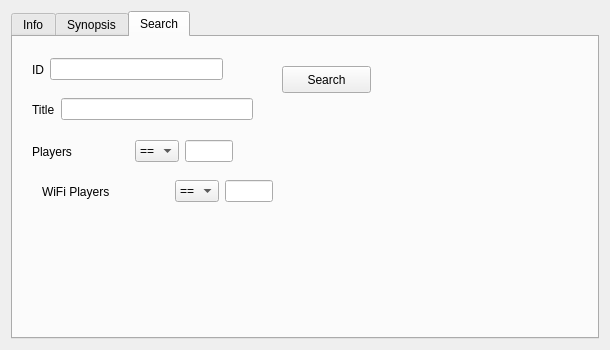
First picture: the form in wiitdbwindow.ui, repository giantpune/qtwitgui, before the edit.
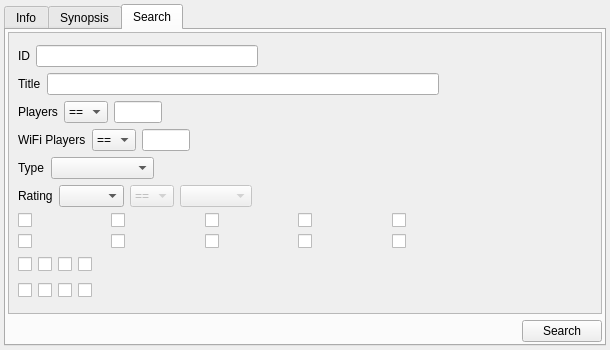
Second picture: the form after the edit. Icons and pictures are not drawn.

Commit message: * wiitdbWindow -> adding accessory, type, rating stuff to the search. * accessories are tristate.  1/2 checked means to search if a game supports that and full checked means search for games that require it * rating filter probably isnt perfect yet

```diff
--- a/wiitdbwindow.ui
+++ b/wiitdbwindow.ui
@@ -20,6 +20,9 @@
    <string>WiiTDB</string>
   </property>
   <layout class="QGridLayout" name="gridLayout">
+   <property name="margin">
+    <number>4</number>
+   </property>
    <item row="0" column="0">
     <widget class="QTabWidget" name="tabWidget">
      <property name="currentIndex">
@@ -674,21 +677,66 @@
        <string>Search</string>
       </attribute>
       <layout class="QGridLayout" name="gridLayout_4">
+       <property name="margin">
+        <number>2</number>
+       </property>
        <item row="0" column="0">
         <widget class="QStackedWidget" name="stackedWidget">
          <property name="currentIndex">
           <number>0</number>
          </property>
          <widget class="QWidget" name="page">
-          <widget class="QWidget" name="">
+          <layout class="QGridLayout" name="gridLayout_6">
+           <property name="margin">
+            <number>0</number>
+           </property>
+           <property name="horizontalSpacing">
+            <number>6</number>
+           </property>
+           <item row="1" column="0">
+            <layout class="QHBoxLayout" name="horizontalLayout_10">
+             <item>
+              <spacer name="horizontalSpacer_8">
+               <property name="orientation">
+                <enum>Qt::Horizontal</enum>
+               </property>
+               <property name="sizeHint" stdset="0">
+                <size>
+                 <width>40</width>
+                 <height>20</height>
+                </size>
+               </property>
+              </spacer>
+             </item>
+             <item>
+              <widget class="QPushButton" name="pushButton_search">
+               <property name="text">
+                <string>Search</string>
+               </property>
+              </widget>
+             </item>
+            </layout>
+           </item>
+           <item row="0" column="0">
+            <widget class="QScrollArea" name="scrollArea">
+             <property name="widgetResizable">
+              <bool>true</bool>
+             </property>
+             <widget class="QWidget" name="scrollAreaWidgetContents">
            <property name="geometry">
             <rect>
-             <x>10</x>
-             <y>10</y>
-             <width>191</width>
-             <height>27</height>
-            </rect>
-           </property>
+                <x>0</x>
+                <y>0</y>
+                <width>572</width>
+                <height>536</height>
+               </rect>
+              </property>
+              <layout class="QGridLayout" name="gridLayout_7">
+               <item row="0" column="0">
+                <layout class="QVBoxLayout" name="verticalLayout_5">
+                 <item>
+                  <layout class="QVBoxLayout" name="verticalLayout_3">
+                   <item>
            <layout class="QHBoxLayout" name="horizontalLayout_3">
             <item>
              <widget class="QLabel" name="label_id_2">
@@ -704,30 +752,22 @@
               </property>
              </widget>
             </item>
-           </layout>
-          </widget>
-          <widget class="QPushButton" name="pushButton_search">
-           <property name="geometry">
-            <rect>
-             <x>260</x>
-             <y>20</y>
-             <width>89</width>
-             <height>27</height>
-            </rect>
-           </property>
-           <property name="text">
-            <string>Search</string>
-           </property>
-          </widget>
-          <widget class="QWidget" name="">
-           <property name="geometry">
-            <rect>
-             <x>10</x>
-             <y>50</y>
-             <width>221</width>
-             <height>27</height>
-            </rect>
-           </property>
+                     <item>
+                      <spacer name="horizontalSpacer_9">
+                       <property name="orientation">
+                        <enum>Qt::Horizontal</enum>
+                       </property>
+                       <property name="sizeHint" stdset="0">
+                        <size>
+                         <width>40</width>
+                         <height>20</height>
+                        </size>
+                       </property>
+                      </spacer>
+                     </item>
+                    </layout>
+                   </item>
+                   <item>
            <layout class="QHBoxLayout" name="horizontalLayout_5">
             <item>
              <widget class="QLabel" name="label_searchTitle">
@@ -737,19 +777,31 @@
              </widget>
             </item>
             <item>
-             <widget class="QLineEdit" name="lineEdit_searchTitle"/>
-            </item>
-           </layout>
-          </widget>
-          <widget class="QWidget" name="">
-           <property name="geometry">
-            <rect>
-             <x>10</x>
-             <y>90</y>
-             <width>201</width>
-             <height>31</height>
-            </rect>
-           </property>
+                      <widget class="QLineEdit" name="lineEdit_searchTitle">
+                       <property name="minimumSize">
+                        <size>
+                         <width>392</width>
+                         <height>0</height>
+                        </size>
+                       </property>
+                      </widget>
+                     </item>
+                     <item>
+                      <spacer name="horizontalSpacer_10">
+                       <property name="orientation">
+                        <enum>Qt::Horizontal</enum>
+                       </property>
+                       <property name="sizeHint" stdset="0">
+                        <size>
+                         <width>40</width>
+                         <height>20</height>
+                        </size>
+                       </property>
+                      </spacer>
+                     </item>
+                    </layout>
+                   </item>
+                   <item>
            <layout class="QHBoxLayout" name="horizontalLayout_6">
             <item>
              <widget class="QLabel" name="label_searchPlayers">
@@ -758,19 +810,6 @@
               </property>
              </widget>
             </item>
-            <item>
-             <spacer name="horizontalSpacer_4">
-              <property name="orientation">
-               <enum>Qt::Horizontal</enum>
-              </property>
-              <property name="sizeHint" stdset="0">
-               <size>
-                <width>40</width>
-                <height>20</height>
-               </size>
-              </property>
-             </spacer>
-            </item>
             <item>
              <widget class="QComboBox" name="comboBox_searchPlayers">
               <property name="currentIndex">
@@ -824,17 +863,22 @@
               </property>
              </widget>
             </item>
-           </layout>
-          </widget>
-          <widget class="QWidget" name="">
-           <property name="geometry">
-            <rect>
-             <x>20</x>
-             <y>130</y>
-             <width>231</width>
-             <height>31</height>
-            </rect>
-           </property>
+                     <item>
+                      <spacer name="horizontalSpacer_4">
+                       <property name="orientation">
+                        <enum>Qt::Horizontal</enum>
+                       </property>
+                       <property name="sizeHint" stdset="0">
+                        <size>
+                         <width>40</width>
+                         <height>20</height>
+                        </size>
+                       </property>
+                      </spacer>
+                     </item>
+                    </layout>
+                   </item>
+                   <item>
            <layout class="QHBoxLayout" name="horizontalLayout_7">
             <item>
              <widget class="QLabel" name="label_searchWifiPlayers">
@@ -843,19 +887,6 @@
               </property>
              </widget>
             </item>
-            <item>
-             <spacer name="horizontalSpacer_5">
-              <property name="orientation">
-               <enum>Qt::Horizontal</enum>
-              </property>
-              <property name="sizeHint" stdset="0">
-               <size>
-                <width>40</width>
-                <height>20</height>
-               </size>
-              </property>
-             </spacer>
-            </item>
             <item>
              <widget class="QComboBox" name="comboBox_searchWiFiPlayers">
               <property name="currentIndex">
@@ -909,8 +940,701 @@
               </property>
              </widget>
             </item>
-           </layout>
-          </widget>
+                     <item>
+                      <spacer name="horizontalSpacer_5">
+                       <property name="orientation">
+                        <enum>Qt::Horizontal</enum>
+                       </property>
+                       <property name="sizeHint" stdset="0">
+                        <size>
+                         <width>40</width>
+                         <height>20</height>
+                        </size>
+                       </property>
+                      </spacer>
+                     </item>
+                    </layout>
+                   </item>
+                   <item>
+                    <layout class="QHBoxLayout" name="horizontalLayout_9">
+                     <item>
+                      <widget class="QLabel" name="label_searchType">
+                       <property name="text">
+                        <string>Type</string>
+                       </property>
+                      </widget>
+                     </item>
+                     <item>
+                      <widget class="QComboBox" name="comboBox_searchType">
+                       <item>
+                        <property name="text">
+                         <string notr="true"/>
+                        </property>
+                       </item>
+                       <item>
+                        <property name="text">
+                         <string notr="true">WiiWare</string>
+                        </property>
+                       </item>
+                       <item>
+                        <property name="text">
+                         <string notr="true">Gamecube</string>
+                        </property>
+                       </item>
+                       <item>
+                        <property name="text">
+                         <string notr="true">VC-NES</string>
+                        </property>
+                       </item>
+                       <item>
+                        <property name="text">
+                         <string notr="true">VC-SNES</string>
+                        </property>
+                       </item>
+                       <item>
+                        <property name="text">
+                         <string notr="true">VC-N64</string>
+                        </property>
+                       </item>
+                       <item>
+                        <property name="text">
+                         <string notr="true">VC-SMS</string>
+                        </property>
+                       </item>
+                       <item>
+                        <property name="text">
+                         <string notr="true">VC-MD</string>
+                        </property>
+                       </item>
+                       <item>
+                        <property name="text">
+                         <string notr="true">VC-PCE</string>
+                        </property>
+                       </item>
+                       <item>
+                        <property name="text">
+                         <string notr="true">VC-NEOGEO</string>
+                        </property>
+                       </item>
+                       <item>
+                        <property name="text">
+                         <string notr="true">VC-Arcade</string>
+                        </property>
+                       </item>
+                       <item>
+                        <property name="text">
+                         <string notr="true">VC-C64</string>
+                        </property>
+                       </item>
+                       <item>
+                        <property name="text">
+                         <string notr="true">Channel</string>
+                        </property>
+                       </item>
+                       <item>
+                        <property name="text">
+                         <string notr="true">Homebrew</string>
+                        </property>
+                       </item>
+                       <item>
+                        <property name="text">
+                         <string notr="true">CUSTOM</string>
+                        </property>
+                       </item>
+                      </widget>
+                     </item>
+                     <item>
+                      <spacer name="horizontalSpacer_6">
+                       <property name="orientation">
+                        <enum>Qt::Horizontal</enum>
+                       </property>
+                       <property name="sizeHint" stdset="0">
+                        <size>
+                         <width>40</width>
+                         <height>20</height>
+                        </size>
+                       </property>
+                      </spacer>
+                     </item>
+                    </layout>
+                   </item>
+                   <item>
+                    <layout class="QHBoxLayout" name="horizontalLayout_8">
+                     <item>
+                      <widget class="QLabel" name="label_searchRatng">
+                       <property name="text">
+                        <string>Rating</string>
+                       </property>
+                      </widget>
+                     </item>
+                     <item>
+                      <widget class="QComboBox" name="comboBox_searchRatingType">
+                       <item>
+                        <property name="text">
+                         <string/>
+                        </property>
+                       </item>
+                       <item>
+                        <property name="text">
+                         <string>ESRB</string>
+                        </property>
+                       </item>
+                       <item>
+                        <property name="text">
+                         <string>PEGI</string>
+                        </property>
+                       </item>
+                       <item>
+                        <property name="text">
+                         <string>CERO</string>
+                        </property>
+                       </item>
+                      </widget>
+                     </item>
+                     <item>
+                      <widget class="QComboBox" name="comboBox_searchRatingCmp">
+                       <property name="enabled">
+                        <bool>false</bool>
+                       </property>
+                       <property name="currentIndex">
+                        <number>2</number>
+                       </property>
+                       <item>
+                        <property name="text">
+                         <string>&lt;</string>
+                        </property>
+                       </item>
+                       <item>
+                        <property name="text">
+                         <string>&lt;=</string>
+                        </property>
+                       </item>
+                       <item>
+                        <property name="text">
+                         <string>==</string>
+                        </property>
+                       </item>
+                       <item>
+                        <property name="text">
+                         <string>&gt;=</string>
+                        </property>
+                       </item>
+                       <item>
+                        <property name="text">
+                         <string>&gt;</string>
+                        </property>
+                       </item>
+                       <item>
+                        <property name="text">
+                         <string>!=</string>
+                        </property>
+                       </item>
+                      </widget>
+                     </item>
+                     <item>
+                      <widget class="QComboBox" name="comboBox_searchRatingValue">
+                       <property name="enabled">
+                        <bool>false</bool>
+                       </property>
+                      </widget>
+                     </item>
+                     <item>
+                      <spacer name="horizontalSpacer_7">
+                       <property name="orientation">
+                        <enum>Qt::Horizontal</enum>
+                       </property>
+                       <property name="sizeHint" stdset="0">
+                        <size>
+                         <width>40</width>
+                         <height>20</height>
+                        </size>
+                       </property>
+                      </spacer>
+                     </item>
+                    </layout>
+                   </item>
+                  </layout>
+                 </item>
+                 <item>
+                  <layout class="QVBoxLayout" name="verticalLayout_4">
+                   <item>
+                    <layout class="QHBoxLayout" name="horizontalLayout_11">
+                     <item>
+                      <widget class="QCheckBox" name="checkBox_searchWiimote">
+                       <property name="toolTip">
+                        <string>These are tri-state checkboxes.  Simi-checked means teh accessory is supported.  Fully checked is used for &quot;required&quot;.</string>
+                       </property>
+                       <property name="text">
+                        <string/>
+                       </property>
+                       <property name="icon">
+                        <iconset resource="resources.qrc">
+                         <normaloff>:/images/Wiimote.png</normaloff>:/images/Wiimote.png</iconset>
+                       </property>
+                       <property name="iconSize">
+                        <size>
+                         <width>30</width>
+                         <height>60</height>
+                        </size>
+                       </property>
+                       <property name="tristate">
+                        <bool>true</bool>
+                       </property>
+                      </widget>
+                     </item>
+                     <item>
+                      <widget class="QCheckBox" name="checkBox_searchNunchuk">
+                       <property name="toolTip">
+                        <string>These are tri-state checkboxes.  Simi-checked means teh accessory is supported.  Fully checked is used for &quot;required&quot;.</string>
+                       </property>
+                       <property name="text">
+                        <string/>
+                       </property>
+                       <property name="icon">
+                        <iconset resource="resources.qrc">
+                         <normaloff>:/images/nunchuk.png</normaloff>:/images/nunchuk.png</iconset>
+                       </property>
+                       <property name="iconSize">
+                        <size>
+                         <width>60</width>
+                         <height>60</height>
+                        </size>
+                       </property>
+                       <property name="tristate">
+                        <bool>true</bool>
+                       </property>
+                      </widget>
+                     </item>
+                     <item>
+                      <widget class="QCheckBox" name="checkBox_search_7">
+                       <property name="toolTip">
+                        <string>These are tri-state checkboxes.  Simi-checked means teh accessory is supported.  Fully checked is used for &quot;required&quot;.</string>
+                       </property>
+                       <property name="text">
+                        <string/>
+                       </property>
+                       <property name="icon">
+                        <iconset resource="resources.qrc">
+                         <normaloff>:/images/zapper.png</normaloff>:/images/zapper.png</iconset>
+                       </property>
+                       <property name="iconSize">
+                        <size>
+                         <width>63</width>
+                         <height>62</height>
+                        </size>
+                       </property>
+                       <property name="tristate">
+                        <bool>true</bool>
+                       </property>
+                      </widget>
+                     </item>
+                     <item>
+                      <widget class="QCheckBox" name="checkBox_searchBB">
+                       <property name="toolTip">
+                        <string>These are tri-state checkboxes.  Simi-checked means teh accessory is supported.  Fully checked is used for &quot;required&quot;.</string>
+                       </property>
+                       <property name="text">
+                        <string/>
+                       </property>
+                       <property name="icon">
+                        <iconset resource="resources.qrc">
+                         <normaloff>:/images/balanceboard.png</normaloff>:/images/balanceboard.png</iconset>
+                       </property>
+                       <property name="iconSize">
+                        <size>
+                         <width>60</width>
+                         <height>72</height>
+                        </size>
+                       </property>
+                       <property name="tristate">
+                        <bool>true</bool>
+                       </property>
+                      </widget>
+                     </item>
+                     <item>
+                      <widget class="QCheckBox" name="checkBox_searchBongos">
+                       <property name="toolTip">
+                        <string>These are tri-state checkboxes.  Simi-checked means teh accessory is supported.  Fully checked is used for &quot;required&quot;.</string>
+                       </property>
+                       <property name="text">
+                        <string/>
+                       </property>
+                       <property name="icon">
+                        <iconset resource="resources.qrc">
+                         <normaloff>:/images/bongos.png</normaloff>:/images/bongos.png</iconset>
+                       </property>
+                       <property name="iconSize">
+                        <size>
+                         <width>58</width>
+                         <height>60</height>
+                        </size>
+                       </property>
+                       <property name="tristate">
+                        <bool>true</bool>
+                       </property>
+                      </widget>
+                     </item>
+                    </layout>
+                   </item>
+                   <item>
+                    <layout class="QHBoxLayout" name="horizontalLayout_12">
+                     <item>
+                      <widget class="QCheckBox" name="checkBox_searchMP">
+                       <property name="toolTip">
+                        <string>These are tri-state checkboxes.  Simi-checked means teh accessory is supported.  Fully checked is used for &quot;required&quot;.</string>
+                       </property>
+                       <property name="text">
+                        <string/>
+                       </property>
+                       <property name="icon">
+                        <iconset resource="resources.qrc">
+                         <normaloff>:/images/motionplus.png</normaloff>:/images/motionplus.png</iconset>
+                       </property>
+                       <property name="iconSize">
+                        <size>
+                         <width>30</width>
+                         <height>60</height>
+                        </size>
+                       </property>
+                       <property name="tristate">
+                        <bool>true</bool>
+                       </property>
+                      </widget>
+                     </item>
+                     <item>
+                      <widget class="QCheckBox" name="checkBox_searchCC">
+                       <property name="toolTip">
+                        <string>These are tri-state checkboxes.  Simi-checked means teh accessory is supported.  Fully checked is used for &quot;required&quot;.</string>
+                       </property>
+                       <property name="text">
+                        <string/>
+                       </property>
+                       <property name="icon">
+                        <iconset resource="resources.qrc">
+                         <normaloff>:/images/classiccontroller.png</normaloff>:/images/classiccontroller.png</iconset>
+                       </property>
+                       <property name="iconSize">
+                        <size>
+                         <width>58</width>
+                         <height>60</height>
+                        </size>
+                       </property>
+                       <property name="tristate">
+                        <bool>true</bool>
+                       </property>
+                      </widget>
+                     </item>
+                     <item>
+                      <widget class="QCheckBox" name="checkBox_searchWheel">
+                       <property name="toolTip">
+                        <string>These are tri-state checkboxes.  Simi-checked means teh accessory is supported.  Fully checked is used for &quot;required&quot;.</string>
+                       </property>
+                       <property name="text">
+                        <string/>
+                       </property>
+                       <property name="icon">
+                        <iconset resource="resources.qrc">
+                         <normaloff>:/images/wheel.png</normaloff>:/images/wheel.png</iconset>
+                       </property>
+                       <property name="iconSize">
+                        <size>
+                         <width>58</width>
+                         <height>60</height>
+                        </size>
+                       </property>
+                       <property name="tristate">
+                        <bool>true</bool>
+                       </property>
+                      </widget>
+                     </item>
+                     <item>
+                      <widget class="QCheckBox" name="checkBox_searchDDR">
+                       <property name="toolTip">
+                        <string>These are tri-state checkboxes.  Simi-checked means teh accessory is supported.  Fully checked is used for &quot;required&quot;.</string>
+                       </property>
+                       <property name="text">
+                        <string/>
+                       </property>
+                       <property name="icon">
+                        <iconset resource="resources.qrc">
+                         <normaloff>:/images/dancepad.png</normaloff>:/images/dancepad.png</iconset>
+                       </property>
+                       <property name="iconSize">
+                        <size>
+                         <width>58</width>
+                         <height>60</height>
+                        </size>
+                       </property>
+                       <property name="tristate">
+                        <bool>true</bool>
+                       </property>
+                      </widget>
+                     </item>
+                     <item>
+                      <widget class="QCheckBox" name="checkBox_searchGCN">
+                       <property name="toolTip">
+                        <string>These are tri-state checkboxes.  Simi-checked means teh accessory is supported.  Fully checked is used for &quot;required&quot;.</string>
+                       </property>
+                       <property name="text">
+                        <string/>
+                       </property>
+                       <property name="icon">
+                        <iconset resource="resources.qrc">
+                         <normaloff>:/images/gamecube.png</normaloff>:/images/gamecube.png</iconset>
+                       </property>
+                       <property name="iconSize">
+                        <size>
+                         <width>58</width>
+                         <height>60</height>
+                        </size>
+                       </property>
+                       <property name="tristate">
+                        <bool>true</bool>
+                       </property>
+                      </widget>
+                     </item>
+                    </layout>
+                   </item>
+                   <item>
+                    <layout class="QHBoxLayout" name="horizontalLayout_13">
+                     <item>
+                      <widget class="QCheckBox" name="checkBox_searchGuitar">
+                       <property name="toolTip">
+                        <string>These are tri-state checkboxes.  Simi-checked means teh accessory is supported.  Fully checked is used for &quot;required&quot;.</string>
+                       </property>
+                       <property name="text">
+                        <string/>
+                       </property>
+                       <property name="icon">
+                        <iconset resource="resources.qrc">
+                         <normaloff>:/images/guitar.png</normaloff>:/images/guitar.png</iconset>
+                       </property>
+                       <property name="iconSize">
+                        <size>
+                         <width>60</width>
+                         <height>60</height>
+                        </size>
+                       </property>
+                       <property name="tristate">
+                        <bool>true</bool>
+                       </property>
+                      </widget>
+                     </item>
+                     <item>
+                      <widget class="QCheckBox" name="checkBox_search_Drums">
+                       <property name="toolTip">
+                        <string>These are tri-state checkboxes.  Simi-checked means teh accessory is supported.  Fully checked is used for &quot;required&quot;.</string>
+                       </property>
+                       <property name="text">
+                        <string/>
+                       </property>
+                       <property name="icon">
+                        <iconset resource="resources.qrc">
+                         <normaloff>:/images/drums.png</normaloff>:/images/drums.png</iconset>
+                       </property>
+                       <property name="iconSize">
+                        <size>
+                         <width>58</width>
+                         <height>60</height>
+                        </size>
+                       </property>
+                       <property name="tristate">
+                        <bool>true</bool>
+                       </property>
+                      </widget>
+                     </item>
+                     <item>
+                      <widget class="QCheckBox" name="checkBox_searchMic">
+                       <property name="toolTip">
+                        <string>These are tri-state checkboxes.  Simi-checked means teh accessory is supported.  Fully checked is used for &quot;required&quot;.</string>
+                       </property>
+                       <property name="text">
+                        <string/>
+                       </property>
+                       <property name="icon">
+                        <iconset resource="resources.qrc">
+                         <normaloff>:/images/microphone.png</normaloff>:/images/microphone.png</iconset>
+                       </property>
+                       <property name="iconSize">
+                        <size>
+                         <width>58</width>
+                         <height>60</height>
+                        </size>
+                       </property>
+                       <property name="tristate">
+                        <bool>true</bool>
+                       </property>
+                      </widget>
+                     </item>
+                     <item>
+                      <widget class="QCheckBox" name="checkBox_searchGBA">
+                       <property name="toolTip">
+                        <string>These are tri-state checkboxes.  Simi-checked means teh accessory is supported.  Fully checked is used for &quot;required&quot;.</string>
+                       </property>
+                       <property name="text">
+                        <string/>
+                       </property>
+                       <property name="icon">
+                        <iconset resource="resources.qrc">
+                         <normaloff>:/images/gba.png</normaloff>:/images/gba.png</iconset>
+                       </property>
+                       <property name="iconSize">
+                        <size>
+                         <width>58</width>
+                         <height>60</height>
+                        </size>
+                       </property>
+                       <property name="tristate">
+                        <bool>true</bool>
+                       </property>
+                      </widget>
+                     </item>
+                     <item>
+                      <spacer name="horizontalSpacer_12">
+                       <property name="orientation">
+                        <enum>Qt::Horizontal</enum>
+                       </property>
+                       <property name="sizeHint" stdset="0">
+                        <size>
+                         <width>40</width>
+                         <height>20</height>
+                        </size>
+                       </property>
+                      </spacer>
+                     </item>
+                    </layout>
+                   </item>
+                   <item>
+                    <layout class="QHBoxLayout" name="horizontalLayout_14">
+                     <item>
+                      <widget class="QCheckBox" name="checkBox_searchKB">
+                       <property name="toolTip">
+                        <string>These are tri-state checkboxes.  Simi-checked means teh accessory is supported.  Fully checked is used for &quot;required&quot;.</string>
+                       </property>
+                       <property name="text">
+                        <string/>
+                       </property>
+                       <property name="icon">
+                        <iconset resource="resources.qrc">
+                         <normaloff>:/images/keyboard.png</normaloff>:/images/keyboard.png</iconset>
+                       </property>
+                       <property name="iconSize">
+                        <size>
+                         <width>58</width>
+                         <height>60</height>
+                        </size>
+                       </property>
+                       <property name="tristate">
+                        <bool>true</bool>
+                       </property>
+                      </widget>
+                     </item>
+                     <item>
+                      <widget class="QCheckBox" name="checkBox_searchWS">
+                       <property name="toolTip">
+                        <string>These are tri-state checkboxes.  Simi-checked means teh accessory is supported.  Fully checked is used for &quot;required&quot;.</string>
+                       </property>
+                       <property name="text">
+                        <string/>
+                       </property>
+                       <property name="icon">
+                        <iconset resource="resources.qrc">
+                         <normaloff>:/images/wiispeak.png</normaloff>:/images/wiispeak.png</iconset>
+                       </property>
+                       <property name="iconSize">
+                        <size>
+                         <width>58</width>
+                         <height>60</height>
+                        </size>
+                       </property>
+                       <property name="tristate">
+                        <bool>true</bool>
+                       </property>
+                      </widget>
+                     </item>
+                     <item>
+                      <widget class="QCheckBox" name="checkBox_searchDS">
+                       <property name="toolTip">
+                        <string>These are tri-state checkboxes.  Simi-checked means teh accessory is supported.  Fully checked is used for &quot;required&quot;.</string>
+                       </property>
+                       <property name="text">
+                        <string/>
+                       </property>
+                       <property name="icon">
+                        <iconset resource="resources.qrc">
+                         <normaloff>:/images/nintendods.png</normaloff>:/images/nintendods.png</iconset>
+                       </property>
+                       <property name="iconSize">
+                        <size>
+                         <width>58</width>
+                         <height>60</height>
+                        </size>
+                       </property>
+                       <property name="tristate">
+                        <bool>true</bool>
+                       </property>
+                      </widget>
+                     </item>
+                     <item>
+                      <widget class="QCheckBox" name="checkBox_search_LFF">
+                       <property name="toolTip">
+                        <string>These are tri-state checkboxes.  Simi-checked means teh accessory is supported.  Fully checked is used for &quot;required&quot;.</string>
+                       </property>
+                       <property name="text">
+                        <string/>
+                       </property>
+                       <property name="icon">
+                        <iconset resource="resources.qrc">
+                         <normaloff>:/images/forceFeedback.png</normaloff>:/images/forceFeedback.png</iconset>
+                       </property>
+                       <property name="iconSize">
+                        <size>
+                         <width>58</width>
+                         <height>60</height>
+                        </size>
+                       </property>
+                       <property name="tristate">
+                        <bool>true</bool>
+                       </property>
+                      </widget>
+                     </item>
+                     <item>
+                      <spacer name="horizontalSpacer_13">
+                       <property name="orientation">
+                        <enum>Qt::Horizontal</enum>
+                       </property>
+                       <property name="sizeHint" stdset="0">
+                        <size>
+                         <width>40</width>
+                         <height>20</height>
+                        </size>
+                       </property>
+                      </spacer>
+                     </item>
+                    </layout>
+                   </item>
+                  </layout>
+                 </item>
+                </layout>
+               </item>
+               <item row="0" column="1">
+                <spacer name="horizontalSpacer_11">
+                 <property name="orientation">
+                  <enum>Qt::Horizontal</enum>
+                 </property>
+                 <property name="sizeHint" stdset="0">
+                  <size>
+                   <width>84</width>
+                   <height>110</height>
+                  </size>
+                 </property>
+                </spacer>
+               </item>
+              </layout>
+             </widget>
+            </widget>
+           </item>
+          </layout>
          </widget>
          <widget class="QWidget" name="page_2">
           <layout class="QGridLayout" name="gridLayout_5">
```
Left out of the diff: 104 changed lines with no effect on the pictures. Lines whose indentation alone changed are shown as unchanged. The commit also changes 5 other files.
